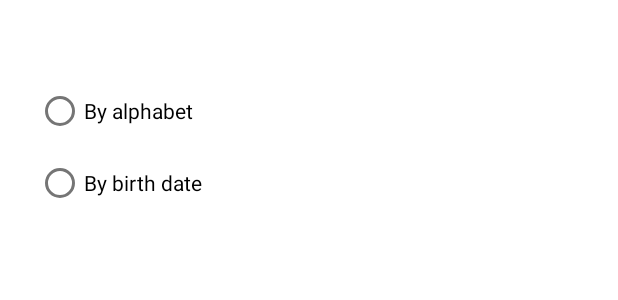
After one commit to ded-inside1/employeeApp, an Android app: the layout bottom_sheet_dialog.xml on its own in the app's theme, with its tools: preview values and no code run, on a phone screen of 412 x 824 dp. The commit adds this screen. Shown: the top 300 px of the screen. Run offline under Robolectric (Android 15) with nearby library versions, the phone set to English and light mode, and no system bars; network calls fail.

Commit message:
[Sorting] Work with RadioButtons

```diff
--- a/app/src/main/java/com/github/lastachkin/employeeapp/presentation/view/ui/EmployeeListFragment.kt
+++ b/app/src/main/java/com/github/lastachkin/employeeapp/presentation/view/ui/EmployeeListFragment.kt
@@ -58,9 +58,7 @@ class EmployeeListFragment : Fragment() {
         departmentType?.let { viewModel?.getData(it) }
 
         searchView.setOnQueryTextListener(object : SearchView.OnQueryTextListener {
-            override fun onQueryTextSubmit(p0: String?): Boolean {
-                return false
-            }
+            override fun onQueryTextSubmit(p0: String?): Boolean { return false }
 
             override fun onQueryTextChange(newText: String?): Boolean {
                 newText?.let { viewModel?.filterData(it) }
--- a/app/src/main/java/com/github/lastachkin/employeeapp/util/Constants.kt
+++ b/app/src/main/java/com/github/lastachkin/employeeapp/util/Constants.kt
@@ -1,6 +1,4 @@
 package com.github.lastachkin.employeeapp.util
-
-import com.github.lastachkin.employeeapp.model.entity.EmployeeListType
 
 object Constants {
 
--- /dev/null
+++ b/app/src/main/res/layout/bottom_sheet_dialog.xml
@@ -0,0 +1,34 @@
+<?xml version="1.0" encoding="utf-8"?>
+<LinearLayout
+    xmlns:android="http://schemas.android.com/apk/res/android"
+    xmlns:tools="http://schemas.android.com/tools"
+    android:orientation="vertical"
+    android:layout_width="match_parent"
+    android:layout_height="match_parent">
+
+    <RadioGroup
+        android:id="@+id/radioGroup"
+        android:layout_width="match_parent"
+        android:layout_height="wrap_content"
+        android:background="@color/white"
+        android:orientation="vertical"
+        android:paddingTop="50dp"
+        android:paddingBottom="50dp">
+
+        <RadioButton
+            android:id="@+id/option_alphabet"
+            android:layout_width="match_parent"
+            android:layout_height="wrap_content"
+            android:layout_marginLeft="24dp"
+            android:text="By alphabet"
+            android:layout_weight="1" />
+
+        <RadioButton
+            android:id="@+id/option_date"
+            android:layout_width="match_parent"
+            android:layout_height="wrap_content"
+            android:layout_marginLeft="24dp"
+            android:text="By birth date"
+            android:layout_weight="1" />
+    </RadioGroup>
+</LinearLayout>
```
Also changed, not shown: app/src/main/java/com/github/lastachkin/employeeapp/presentation/view/ui/MainActivity.kt (+29 -5 lines), app/src/main/res/drawable/ic_arrow_back.xml (added, +11 -0 lines).
